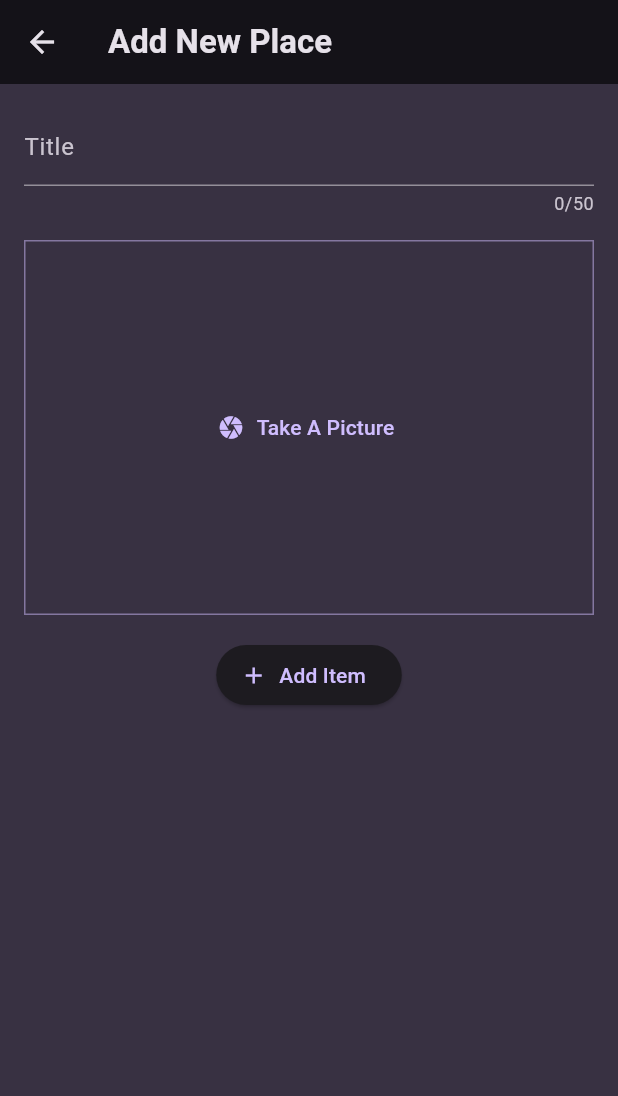
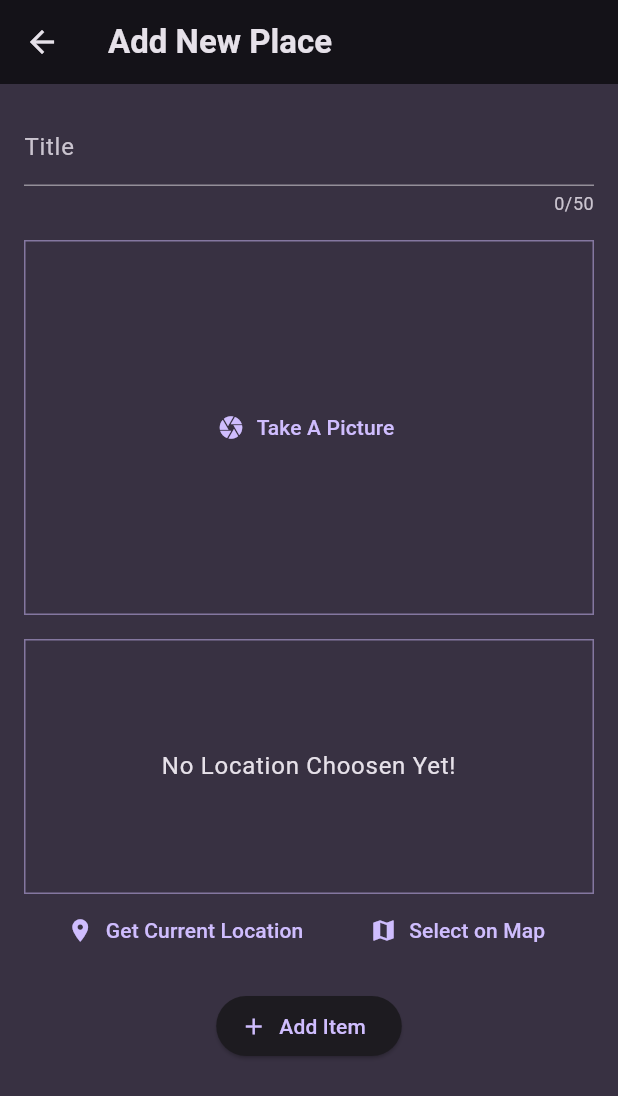
Before and after one commit to Abd-UlRahman-Khalid/Favorite_places, a Flutter app: the screen it shows after launch, after a tap on the "add" icon, on a phone screen of 412 x 824 dp. Shown: the top 1096 px of the screen. Run offline on Flutter 3.47's test engine with Material 3 defaults, Android fonts, the phone set to English and light mode, and no system bars; our stand-ins replace flutter_riverpod, google_fonts, image_picker, location, riverpod.

Commit message:
Add Location API

```diff
--- a/lib/models/place.dart
+++ b/lib/models/place.dart
@@ -4,10 +4,20 @@ import 'package:uuid/uuid.dart';
 
 const uuid=Uuid();
 
+class PlaceLocation{
+  const PlaceLocation({this.latitude,this.address,this.longitude});
+  final latitude;
+  final longitude;
+  final address;
+}
+
 class Place {
-  Place({required this.title,required this.image}):id=uuid.v4();
+  Place({required this.title,required this.image,
+  required this.location
+  }):id=uuid.v4();
 
   final String id;
   final String title;
   final File image;
+  final PlaceLocation location;
 }
--- a/lib/providers/user_places.dart
+++ b/lib/providers/user_places.dart
@@ -5,8 +5,8 @@ import 'package:favorite_place/models/place.dart';
 class UserPlacesNotifier extends StateNotifier<List<Place>> {
   UserPlacesNotifier() : super(const []);
 
-  void addPlace(String place,File image) {
-    final newPlace = Place(title: place,image: image);
+  void addPlace(String place,File image,PlaceLocation location) {
+    final newPlace = Place(title: place,image: image,location: location);
     state = [newPlace, ...state];
   }
 }
--- a/lib/screens/favorite_places.dart
+++ b/lib/screens/favorite_places.dart
@@ -12,13 +12,13 @@ class FavoritePlacesScreen extends ConsumerWidget {
     final userPlaces = ref.watch(userPlacesProvider);
     return Scaffold(
         appBar: AppBar(
-          title: Text('Your Places'),
+          title: const Text('Your Places'),
           actions: [
             IconButton(
                 onPressed: () {
                   Navigator.of(context).push(
                     MaterialPageRoute(
-                      builder: (context) => NewPlaceScreen(),
+                      builder: (context) => const NewPlaceScreen(),
                     ),
                   );
                 },
@@ -26,7 +26,7 @@ class FavoritePlacesScreen extends ConsumerWidget {
           ],
         ),
         body: Padding(
-          padding: EdgeInsets.all(16),
+          padding: const EdgeInsets.all(16),
           child: Places(
             places: userPlaces,
           ),
--- a/lib/screens/new_place.dart
+++ b/lib/screens/new_place.dart
@@ -1,6 +1,8 @@
 import 'dart:io';
+import 'package:favorite_place/models/place.dart';
 import 'package:favorite_place/providers/user_places.dart';
 import 'package:favorite_place/wedgits/image_input.dart';
+import 'package:favorite_place/wedgits/locatio_input.dart';
 import 'package:flutter/material.dart';
 import 'package:flutter_riverpod/flutter_riverpod.dart';
 
@@ -14,15 +16,18 @@ class NewPlaceScreen extends ConsumerStatefulWidget {
 class _NewPlaceState extends ConsumerState<NewPlaceScreen> {
   final _titleController = TextEditingController();
   File? _selectedImage;
+  PlaceLocation? _selectedLocation;
 
-  void _savePlace(){
-    final enteredTitle=_titleController.text;
+  void _savePlace() {
+    final enteredTitle = _titleController.text;
 
-    if(enteredTitle.isEmpty || _selectedImage==null){
+    if (enteredTitle.isEmpty || _selectedImage == null||_selectedLocation==null) {
       return;
     }
 
-    ref.read(userPlacesProvider.notifier).addPlace(enteredTitle,_selectedImage!);
+    ref
+        .read(userPlacesProvider.notifier)
+        .addPlace(enteredTitle, _selectedImage!,_selectedLocation!);
     Navigator.of(context).pop();
   }
 
@@ -47,16 +52,30 @@ class _NewPlaceState extends ConsumerState<NewPlaceScreen> {
               decoration: const InputDecoration(
                 label: Text('Title'),
               ),
-              style: Theme.of(context).textTheme.bodyMedium!.copyWith(
-                color: Theme.of(context).colorScheme.onBackground
-              ),
+              style: Theme.of(context)
+                  .textTheme
+                  .bodyMedium!
+                  .copyWith(color: Theme.of(context).colorScheme.onBackground),
               controller: _titleController,
             ),
-            SizedBox(height: 16,),
-            ImageInPut(onPickImage:(image){
-              _selectedImage=image;
-            } ,),
-            SizedBox(height: 16,),
+            const SizedBox(
+              height: 16,
+            ),
+            ImageInPut(
+              onPickImage: (image) {
+                _selectedImage = image;
+              },
+            ),
+            const SizedBox(
+              height: 16,
+            ),
+            LocationInput(onSelectLocaion: (location){
+              _selectedLocation=location;
+            })
+            ,
+            const SizedBox(
+              height: 16,
+            ),
             ElevatedButton.icon(
               onPressed: _savePlace,
               icon: const Icon(Icons.add),
--- a/lib/screens/place_detail.dart
+++ b/lib/screens/place_detail.dart
@@ -2,7 +2,7 @@ import 'package:flutter/material.dart';
 import 'package:favorite_place/models/place.dart';
 
 class PlaceDetailScreen extends StatelessWidget {
-  PlaceDetailScreen({super.key, required this.place});
+  const PlaceDetailScreen({super.key, required this.place});
 
   final Place place;
 
--- a/lib/wedgits/image_input.dart
+++ b/lib/wedgits/image_input.dart
@@ -30,6 +30,7 @@ class _ImageInPutState extends State<ImageInPut> {
 
   @override
   Widget build(BuildContext context) {
+
     Widget content = TextButton.icon(
       onPressed: _tackPicture,
       icon: const Icon(Icons.camera),
--- /dev/null
+++ b/lib/wedgits/locatio_input.dart
@@ -0,0 +1,132 @@
+import 'dart:convert';
+
+import 'package:favorite_place/models/place.dart';
+import 'package:flutter/material.dart';
+import 'package:location/location.dart';
+import 'package:http/http.dart' as http;
+
+class LocationInput extends StatefulWidget {
+  const LocationInput({super.key,required this.onSelectLocaion});
+  final void Function(PlaceLocation location) onSelectLocaion;
+
+  @override
+  State<LocationInput> createState() {
+    return _locationInputState();
+  }
+}
+
+class _locationInputState extends State<LocationInput> {
+  PlaceLocation? _pickedLocation;
+  var _isGettingLocation = false;
+  String get locationImage {
+    if (_pickedLocation == null) {
+      return '';
+    }
+    final lat = _pickedLocation!.latitude;
+    final lng = _pickedLocation!.longitude;
+    return 'https://maps.googleapis.com/maps/api/staticmap?center=$lat,$lng=&zoom=16&size=600x300&maptype=roadmap&markers=color:red%7Clabel:A%7C$lat,$lng&key=AIzaSyDJwV2YVL5tiQ1XEBuMgNad873NBYddINY';
+  }
+
+  void _getCurrentLocation() async {
+    Location location = Location();
+
+    bool serviceEnabled;
+    PermissionStatus permissionGranted;
+    LocationData locationData;
+
+    serviceEnabled = await location.serviceEnabled();
+    if (!serviceEnabled) {
+      serviceEnabled = await location.requestService();
+      if (!serviceEnabled) {
+        return;
+      }
+    }
+
+    permissionGranted = await location.hasPermission();
+    if (permissionGranted == PermissionStatus.denied) {
+      permissionGranted = await location.requestPermission();
+      if (permissionGranted != PermissionStatus.granted) {
+        return;
+      }
+    }
+    setState(() {
+      _isGettingLocation = true;
+    });
+    locationData = await location.getLocation();
+    final lat = locationData.latitude;
+    final lng = locationData.longitude;
+    if (lat == null || lng == null) {
+      return;
+    }
+    final url = Uri.parse(
+        'https://maps.googleapis.com/maps/api/geocode/json?latlng=$lat,$lng&key=AIzaSyDJwV2YVL5tiQ1XEBuMgNad873NBYddINY');
+    final response = await http.get(url);
+    print(response.body);
+    final resData = json.decode(response.body);
+    final address = resData['results'][0]['formatted_address'];
+    setState(() {
+      _pickedLocation =
+          PlaceLocation(latitude: lat, longitude: lng, address: address);
+      _isGettingLocation = false;
+    });
+    widget.onSelectLocaion(_pickedLocation!);
+  }
+
+  @override
+  Widget build(BuildContext context) {
+    Widget previewContainer = Text(
+      'No Location Choosen Yet!',
+      textAlign: TextAlign.center,
+      style: Theme.of(context)
+          .textTheme
+          .bodyLarge!
+          .copyWith(color: Theme.of(context).colorScheme.onBackground),
+    );
+
+    if (_pickedLocation != null) {
+      try{previewContainer = Image.network(
+        locationImage,
+        fit: BoxFit.cover,
+        width: double.infinity,
+        height: double.infinity,
+      );}catch(e){
+        return Icon(Icons.image);
+      }
+
+    }
+
+    if (_isGettingLocation) {
+      previewContainer = const CircularProgressIndicator();
+    }
+    return Column(
+      children: [
+        Container(
+          height: 170,
+          width: double.infinity,
+          alignment: Alignment.center,
+          decoration: BoxDecoration(
+              border: Border.all(
+                  width: 1,
+                  color:
+                      Theme.of(context).colorScheme.primary.withOpacity(0.5))),
+          child: previewContainer,
+        ),
+        Row(
+          mainAxisAlignment: MainAxisAlignment.spaceEvenly,
+          children: [
+            TextButton.icon(
+              onPressed: _getCurrentLocation,
+              label: Text('Get Current Location'),
+              icon: Icon(Icons.location_on),
+            ),
+            TextButton.icon(
+              onPressed: () {},
+              label: Text('Select on Map'),
+              icon: Icon(Icons.map),
+            )
+          ],
+        )
+      ],
+    );
+  }
+}
--- a/lib/wedgits/places_list.dart
+++ b/lib/wedgits/places_list.dart
@@ -41,6 +41,7 @@ class Places extends StatelessWidget {
                   ),
                 );
               },
-            ));
+            ),
+            );
   }
 }
--- a/pubspec.yaml
+++ b/pubspec.yaml
@@ -39,6 +39,8 @@ dependencies:
   flutter_riverpod: ^2.4.6
   uuid: ^4.2.1
   image_picker: ^1.0.4
+  location: ^5.0.3
+  http: ^1.1.0
 
 dev_dependencies:
   flutter_test:
```
Also changed, not shown: pubspec.lock, 3 other files.
